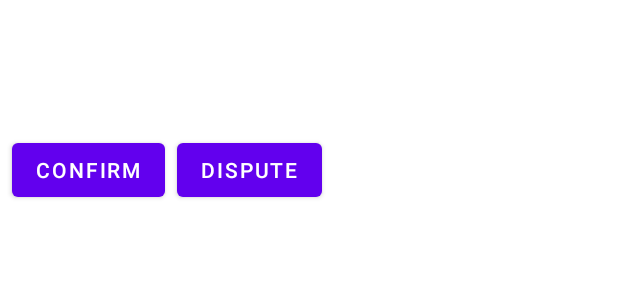
After one commit to Kimame04/android-app-open-mobiliser, an Android app: the layout activity_info.xml on its own in the app's theme, with its tools: preview values and no code run, on a phone screen of 412 x 824 dp. The commit adds this screen. Shown: the top 300 px of the screen. Run offline under Robolectric (Android 15) with nearby library versions, the phone set to English and light mode, and no system bars.

Commit message:
add info click listener

```diff
--- a/app/src/main/AndroidManifest.xml
+++ b/app/src/main/AndroidManifest.xml
@@ -13,6 +13,9 @@
         android:roundIcon="@mipmap/ic_launcher_round"
         android:supportsRtl="true"
         android:theme="@style/Theme.OpenMobiliser">
+        <activity
+            android:name=".InfoActivity"
+            android:exported="true" />
         <activity
             android:name=".SubmitActivity"
             android:exported="true" />
--- a/app/src/main/java/com/example/openmobiliser/models/Location.kt
+++ b/app/src/main/java/com/example/openmobiliser/models/Location.kt
@@ -1,4 +1,6 @@
 package com.example.openmobiliser.models
+
+import java.io.Serializable
 
 data class Location(
     val title: String = "",
@@ -8,4 +10,4 @@ data class Location(
     val tags: ArrayList<String>,
     val accepts: Long,
     val disputes: Long
-)
+): Serializable
--- /dev/null
+++ b/app/src/main/res/layout/activity_info.xml
@@ -0,0 +1,64 @@
+<?xml version="1.0" encoding="utf-8"?>
+<androidx.constraintlayout.widget.ConstraintLayout xmlns:android="http://schemas.android.com/apk/res/android"
+    xmlns:app="http://schemas.android.com/apk/res-auto"
+    xmlns:tools="http://schemas.android.com/tools"
+    android:layout_width="match_parent"
+    android:layout_height="match_parent"
+    tools:context=".InfoActivity">
+
+    <com.google.android.material.textview.MaterialTextView
+        android:id="@+id/display_title"
+        android:layout_width="wrap_content"
+        android:layout_height="wrap_content"
+        app:layout_constraintTop_toTopOf="parent"
+        app:layout_constraintStart_toStartOf="parent"
+        style="@style/TextAppearance.AppCompat.Title"
+        android:layout_margin="8dp"
+        />
+
+    <com.google.android.material.textview.MaterialTextView
+        android:layout_width="wrap_content"
+        android:layout_height="wrap_content"
+        android:id="@+id/display_desc"
+        app:layout_constraintTop_toBottomOf="@id/display_title"
+        app:layout_constraintStart_toStartOf="parent"
+        android:layout_margin="8dp"
+        style="@style/TextAppearance.AppCompat.Light.SearchResult.Subtitle"/>
+
+    <com.google.android.material.chip.ChipGroup
+        android:layout_width="wrap_content"
+        android:layout_height="wrap_content"
+        android:id="@+id/display_tags"
+        app:layout_constraintStart_toStartOf="parent"
+        app:layout_constraintTop_toBottomOf="@id/display_desc"
+        android:layout_margin="8dp"/>
+
+    <ImageView
+        android:layout_width="wrap_content"
+        android:layout_height="wrap_content"
+        android:id="@+id/display_image"
+        app:layout_constraintTop_toBottomOf="@id/display_tags"
+        app:layout_constraintStart_toStartOf="parent"
+        android:layout_margin="8dp"/>
+
+    <com.google.android.material.button.MaterialButton
+        android:layout_width="wrap_content"
+        android:layout_height="wrap_content"
+        android:text="Confirm"
+        android:id="@+id/display_confirm"
+        app:layout_constraintTop_toBottomOf="@id/display_image"
+        app:layout_constraintStart_toStartOf="parent"
+        android:layout_margin="8dp"
+        app:cornerRadius="4dp"/>
+
+    <com.google.android.material.button.MaterialButton
+        android:layout_width="wrap_content"
+        android:layout_height="wrap_content"
+        android:id="@+id/display_dispute"
+        app:layout_constraintStart_toEndOf="@id/display_confirm"
+        app:layout_constraintTop_toBottomOf="@id/display_image"
+        android:layout_margin="8dp"
+        android:text="Dispute"
+        app:cornerRadius="4dp"/>
+
+</androidx.constraintlayout.widget.ConstraintLayout>
```
Also changed, not shown: app/src/main/java/com/example/openmobiliser/InfoActivity.kt (added, +34 -0 lines), app/src/main/java/com/example/openmobiliser/ui/map/MapFragment.kt (+12 -27 lines), 1 other file.
